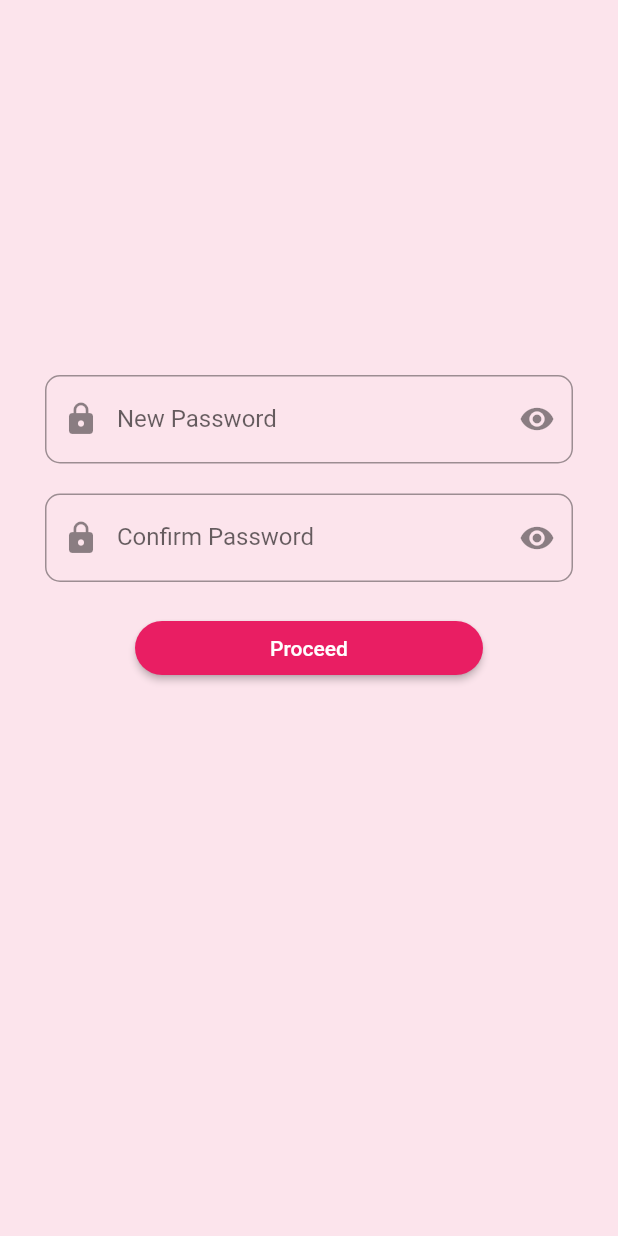
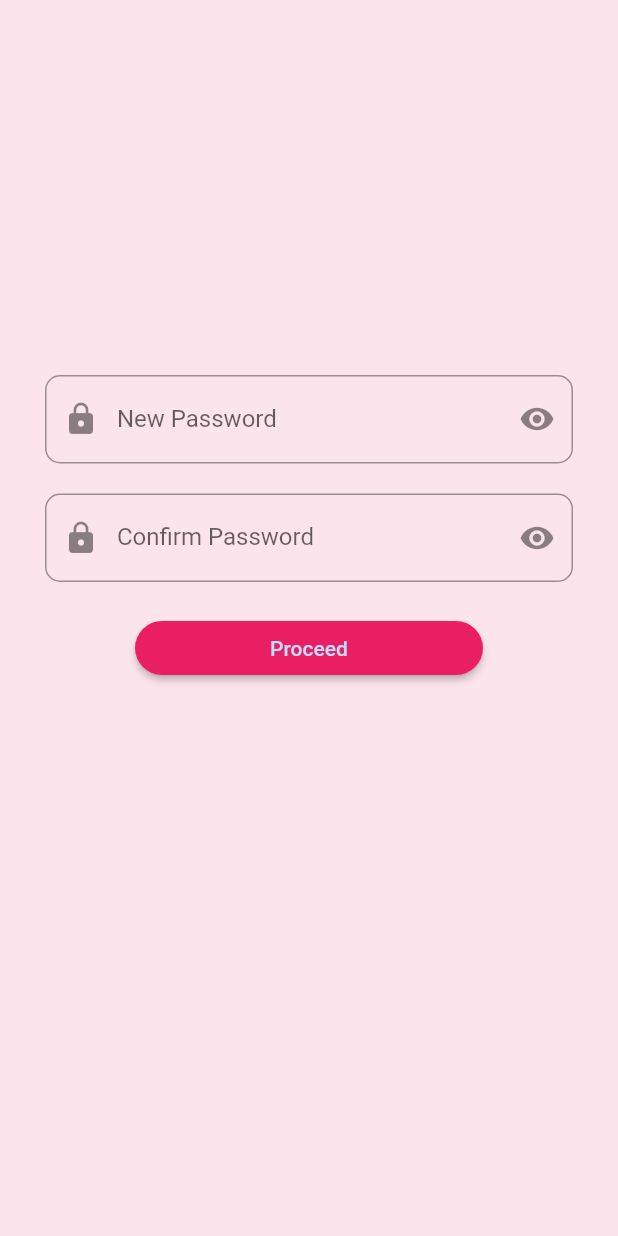
Before and after one commit to AkshiGoyal/projects, a Flutter app: the NewPassword screen opened directly, on a phone screen of 412 x 824 dp. Run offline on Flutter 3.47's test engine with Material 2 defaults, Android fonts, the phone set to English and light mode, and no system bars; missing offline and left inert: regexpattern; network calls fail.

Commit message:
first commit

```diff
--- a/lib/ChangePassword.dart
+++ b/lib/ChangePassword.dart
@@ -34,6 +34,7 @@ class _ChangePasswordState extends State<ChangePassword> {
                     prefixIcon: Icon(Icons.mail_outline),
                     border: OutlineInputBorder(
                         borderRadius: BorderRadius.circular(10)),
+                    fillColor: Colors.blue[100],
                     labelText: 'your email address'),
               ),
             ),
@@ -45,7 +46,7 @@ class _ChangePasswordState extends State<ChangePassword> {
                       borderRadius: BorderRadius.circular(30)),
                   child: Text(
                     "Login",
-                    style: TextStyle(color: Colors.white),
+                    style: TextStyle(color: Colors.blue[100]),
                   ),
                   onPressed: () {
                     bool _isCorrect = false;
--- a/lib/newpassword.dart
+++ b/lib/newpassword.dart
@@ -6,6 +6,9 @@ class NewPassword extends StatefulWidget {
   @override
   _NewPasswordState createState() => _NewPasswordState();
 }
+
+bool _obscureTextLogin1 = true;
+bool _obscureTextLogin2 = true;
 
 class _NewPasswordState extends State<NewPassword> {
   @override
@@ -23,13 +26,21 @@ class _NewPasswordState extends State<NewPassword> {
               padding: const EdgeInsets.fromLTRB(30, 250, 30, 20),
               child: TextField(
                 controller: changePasswordController1,
+                obscureText: _obscureTextLogin1,
                 keyboardType: TextInputType.text,
                 decoration: InputDecoration(
                     prefixIcon: Icon(Icons.lock),
                     border: OutlineInputBorder(
                         borderRadius: BorderRadius.circular(10)),
+                    fillColor: Colors.white,
                     labelText: 'New Password',
-                    suffixIcon: Icon(Icons.remove_red_eye)),
+                    suffixIcon: GestureDetector(
+                        child: Icon(Icons.remove_red_eye),
+                        onTap: () {
+                          setState(() {
+                            _obscureTextLogin1 = !_obscureTextLogin1;
+                          });
+                        })),
               ),
             ),
             Padding(
@@ -37,12 +48,17 @@ class _NewPasswordState extends State<NewPassword> {
               child: TextField(
                 controller: changePasswordController2,
                 keyboardType: TextInputType.text,
+                obscureText: _obscureTextLogin2,
                 decoration: InputDecoration(
                     prefixIcon: Icon(Icons.lock),
                     border: OutlineInputBorder(
                         borderRadius: BorderRadius.circular(10)),
+                    fillColor: Colors.white,
                     labelText: 'Confirm Password',
                     suffixIcon: GestureDetector(
+                      onTap: () {
+                        //
+                      },
                       child: Icon(Icons.remove_red_eye),
                     )),
               ),
@@ -55,7 +71,7 @@ class _NewPasswordState extends State<NewPassword> {
                       borderRadius: BorderRadius.circular(30)),
                   child: Text(
                     "Proceed",
-                    style: TextStyle(color: Colors.white),
+                    style: TextStyle(color: Colors.blue[100]),
                   ),
                   onPressed: () {
                     bool _isCorrect = false;
```
Also changed, not shown: lib/register.dart (+15 -2 lines), lib/ui.dart (+13 -2 lines).
